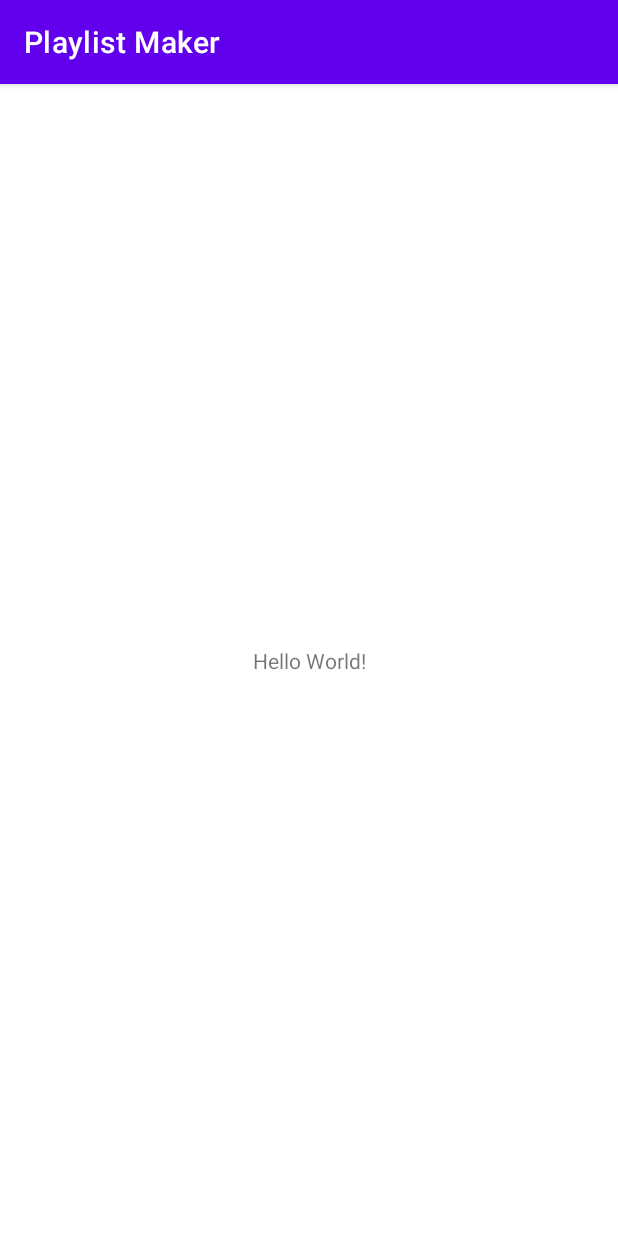
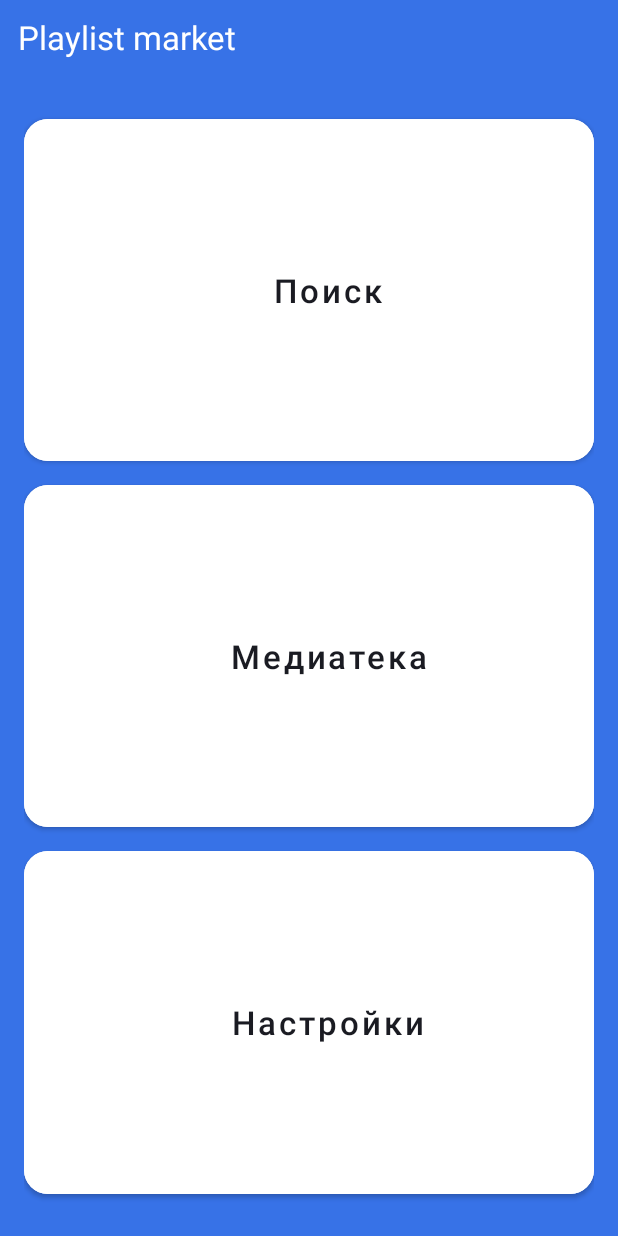
Before and after one commit to Sevlaria/PlaylistMaker, an Android app: the screen it shows after launch (MainActivity), on a phone screen of 412 x 824 dp. Run offline under Robolectric (Android 15) with nearby library versions, the phone set to English and light mode, and no system bars.

Commit message:
init commit

```diff
--- a/app/src/main/AndroidManifest.xml
+++ b/app/src/main/AndroidManifest.xml
@@ -9,7 +9,7 @@
         android:icon="@mipmap/ic_launcher"
         android:label="@string/app_name"
         android:supportsRtl="true"
-        android:theme="@style/Theme.PlaylistMaker"
+        android:theme="@style/Theme.MaterialComponents.DayNight.NoActionBar"
         tools:targetApi="31">
         <activity
             android:name=".MainActivity"
--- /dev/null
+++ b/app/src/main/res/drawable/button_search.xml
@@ -0,0 +1,9 @@
+<vector xmlns:android="http://schemas.android.com/apk/res/android"
+    android:width="24dp"
+    android:height="24dp"
+    android:viewportWidth="24"
+    android:viewportHeight="24">
+  <path
+      android:pathData="M16.579,14.95H15.721L15.417,14.656C16.481,13.418 17.122,11.81 17.122,10.061C17.122,6.161 13.961,3 10.061,3C6.161,3 3,6.161 3,10.061C3,13.961 6.161,17.122 10.061,17.122C11.81,17.122 13.418,16.481 14.656,15.417L14.95,15.721V16.579L20.381,22L22,20.381L16.579,14.95ZM10.061,14.95C7.356,14.95 5.173,12.766 5.173,10.061C5.173,7.356 7.356,5.173 10.061,5.173C12.766,5.173 14.95,7.356 14.95,10.061C14.95,12.766 12.766,14.95 10.061,14.95Z"
+      android:fillColor="#1A1B22"/>
+</vector>
--- /dev/null
+++ b/app/src/main/res/drawable/media_music.xml
@@ -0,0 +1,9 @@
+<vector xmlns:android="http://schemas.android.com/apk/res/android"
+    android:width="25dp"
+    android:height="24dp"
+    android:viewportWidth="25"
+    android:viewportHeight="24">
+  <path
+      android:pathData="M20.5,2H8.5C7.4,2 6.5,2.9 6.5,4V16C6.5,17.1 7.4,18 8.5,18H20.5C21.6,18 22.5,17.1 22.5,16V4C22.5,2.9 21.6,2 20.5,2ZM18.5,7H15.5V12.5C15.5,13.88 14.38,15 13,15C11.62,15 10.5,13.88 10.5,12.5C10.5,11.12 11.62,10 13,10C13.57,10 14.08,10.19 14.5,10.51V5H18.5V7ZM4.5,6H2.5V20C2.5,21.1 3.4,22 4.5,22H18.5V20H4.5V6Z"
+      android:fillColor="#1A1B22"/>
+</vector>
--- /dev/null
+++ b/app/src/main/res/drawable/set.xml
@@ -0,0 +1,9 @@
+<vector xmlns:android="http://schemas.android.com/apk/res/android"
+    android:width="24dp"
+    android:height="24dp"
+    android:viewportWidth="24"
+    android:viewportHeight="24">
+  <path
+      android:pathData="M19.14,12.94C19.18,12.64 19.2,12.33 19.2,12C19.2,11.68 19.18,11.36 19.13,11.06L21.16,9.48C21.34,9.34 21.39,9.07 21.28,8.87L19.36,5.55C19.24,5.33 18.99,5.26 18.77,5.33L16.38,6.29C15.88,5.91 15.35,5.59 14.76,5.35L14.4,2.81C14.36,2.57 14.16,2.4 13.92,2.4H10.08C9.84,2.4 9.65,2.57 9.61,2.81L9.25,5.35C8.66,5.59 8.12,5.92 7.63,6.29L5.24,5.33C5.02,5.25 4.77,5.33 4.65,5.55L2.74,8.87C2.62,9.08 2.66,9.34 2.86,9.48L4.89,11.06C4.84,11.36 4.8,11.69 4.8,12C4.8,12.31 4.82,12.64 4.87,12.94L2.84,14.52C2.66,14.66 2.61,14.93 2.72,15.13L4.64,18.45C4.76,18.67 5.01,18.74 5.23,18.67L7.62,17.71C8.12,18.09 8.65,18.41 9.24,18.65L9.6,21.19C9.65,21.43 9.84,21.6 10.08,21.6H13.92C14.16,21.6 14.36,21.43 14.39,21.19L14.75,18.65C15.34,18.41 15.88,18.09 16.37,17.71L18.76,18.67C18.98,18.75 19.23,18.67 19.35,18.45L21.27,15.13C21.39,14.91 21.34,14.66 21.15,14.52L19.14,12.94ZM12,15.6C10.02,15.6 8.4,13.98 8.4,12C8.4,10.02 10.02,8.4 12,8.4C13.98,8.4 15.6,10.02 15.6,12C15.6,13.98 13.98,15.6 12,15.6Z"
+      android:fillColor="#1A1B22"/>
+</vector>
--- a/app/src/main/res/layout/activity_main.xml
+++ b/app/src/main/res/layout/activity_main.xml
@@ -1,18 +1,92 @@
 <?xml version="1.0" encoding="utf-8"?>
-<androidx.constraintlayout.widget.ConstraintLayout xmlns:android="http://schemas.android.com/apk/res/android"
+<LinearLayout xmlns:android="http://schemas.android.com/apk/res/android"
     xmlns:app="http://schemas.android.com/apk/res-auto"
-    xmlns:tools="http://schemas.android.com/tools"
     android:layout_width="match_parent"
     android:layout_height="match_parent"
-    tools:context=".MainActivity">
+    android:orientation="vertical"
+    android:background="@color/background"
+    android:paddingHorizontal="0dp">
+
 
     <TextView
-        android:layout_width="wrap_content"
+        android:layout_width="match_parent"
         android:layout_height="wrap_content"
-        android:text="Hello World!"
-        app:layout_constraintBottom_toBottomOf="parent"
-        app:layout_constraintEnd_toEndOf="parent"
-        app:layout_constraintStart_toStartOf="parent"
-        app:layout_constraintTop_toTopOf="parent" />
+        android:text="@string/name_list"
+        android:layout_gravity="start"
+        android:paddingStart="12dp"
+        android:paddingTop="10dp"
+        android:paddingBottom="12dp"
+        android:layout_marginVertical="0dp"
+        android:paddingEnd="62dp"
+        android:textColor="@color/white"
+        android:layout_marginTop="0dp"
+        android:textSize="22sp"
+        android:layout_marginBottom="@dimen/radius"/>
 
-</androidx.constraintlayout.widget.ConstraintLayout>
+    <LinearLayout
+        android:layout_width="match_parent"
+        android:layout_height="match_parent"
+        android:orientation="vertical"
+        android:background="@color/background"
+        android:paddingHorizontal="@dimen/radius"
+       >
+
+        <Button
+            android:layout_width="match_parent"
+            android:layout_height="0dp"
+            android:layout_marginTop="28dp"
+            android:layout_marginBottom="@dimen/padding_8"
+            android:layout_weight="1"
+            android:backgroundTint="@color/white"
+            android:insetTop="0dp"
+            android:insetBottom="0dp"
+            android:text="@string/search"
+            android:textAllCaps="false"
+            android:textColor="@color/YPBlack"
+            android:textSize="22sp"
+            app:cornerRadius="@dimen/radius"
+            app:icon="@drawable/button_search"
+            app:iconGravity="textStart"
+            app:iconPadding="0dp"
+            app:iconTint="" />
+
+        <Button
+            android:layout_width="match_parent"
+            android:layout_height="0dp"
+            android:layout_marginVertical="@dimen/padding_8"
+            android:layout_weight="1"
+            android:backgroundTint="@color/white"
+            android:insetTop="0dp"
+            android:insetBottom="0dp"
+            android:text="@string/media"
+            android:textAllCaps="false"
+            android:textColor="@color/YPBlack"
+            android:textSize="22sp"
+            app:cornerRadius="@dimen/radius"
+            app:icon="@drawable/media_music"
+            app:iconGravity="textStart"
+            app:iconPadding="0dp"
+            app:iconTint="" />
+
+        <Button
+            android:layout_width="match_parent"
+            android:layout_height="0dp"
+            android:layout_marginTop="@dimen/padding_8"
+            android:layout_marginBottom="28dp"
+            android:layout_weight="1"
+            android:backgroundTint="@color/white"
+            android:insetTop="0dp"
+            android:insetBottom="0dp"
+            android:text="@string/settings"
+            android:textAllCaps="false"
+            android:textColor="@color/YPBlack"
+            android:textSize="22sp"
+            app:cornerRadius="@dimen/radius"
+            app:icon="@drawable/set"
+            app:iconGravity="textStart"
+            app:iconPadding="0dp"
+            app:iconTint="" />
+
+    </LinearLayout>
+
+</LinearLayout>
--- /dev/null
+++ b/app/src/main/res/values/Dimensions.xml
@@ -0,0 +1,5 @@
+<?xml version="1.0" encoding="utf-8"?>
+<resources>
+    <dimen name="radius">16dp</dimen>
+    <dimen name="padding_8">8dp</dimen>
+</resources>
--- a/app/src/main/res/values/colors.xml
+++ b/app/src/main/res/values/colors.xml
@@ -1,10 +1,7 @@
 <?xml version="1.0" encoding="utf-8"?>
 <resources>
-    <color name="purple_200">#FFBB86FC</color>
-    <color name="purple_500">#FF6200EE</color>
-    <color name="purple_700">#FF3700B3</color>
-    <color name="teal_200">#FF03DAC5</color>
-    <color name="teal_700">#FF018786</color>
+   <color name="background">#3772E7</color>
     <color name="black">#FF000000</color>
     <color name="white">#FFFFFFFF</color>
+    <color name="YPBlack">#1A1B22</color>
 </resources>
--- a/app/src/main/res/values/strings.xml
+++ b/app/src/main/res/values/strings.xml
@@ -1,3 +1,12 @@
 <resources>
     <string name="app_name">Playlist Maker</string>
+    <string name="name_list">Playlist market</string>
+    <string name="night_theme">Темная тема</string>
+    <string name="give">Поделиться приложением</string>
+    <string name="group">Написать в поддержку</string>
+    <string name="acsept">Пользовательское соглашение</string>
+    <string name="settings">Настройки</string>
+    <string name="search">Поиск</string>
+    <string name="media">Медиатека</string>
+
 </resources>
```
Also changed, not shown: app/src/main/res/drawable/big.xml (added, +15 -0 lines), app/src/main/res/drawable/group.xml (added, +18 -0 lines), app/src/main/res/drawable/media.xml (added, +15 -0 lines), app/src/main/res/drawable/panel_header.xml (added, +16 -0 lines), app/src/main/res/drawable/search.xml (added, +13 -0 lines), app/src/main/res/drawable/settings.xml (added, +15 -0 lines), app/src/main/res/layout/activity_settings.xml (added, +146 -0 lines), 1 other file.
